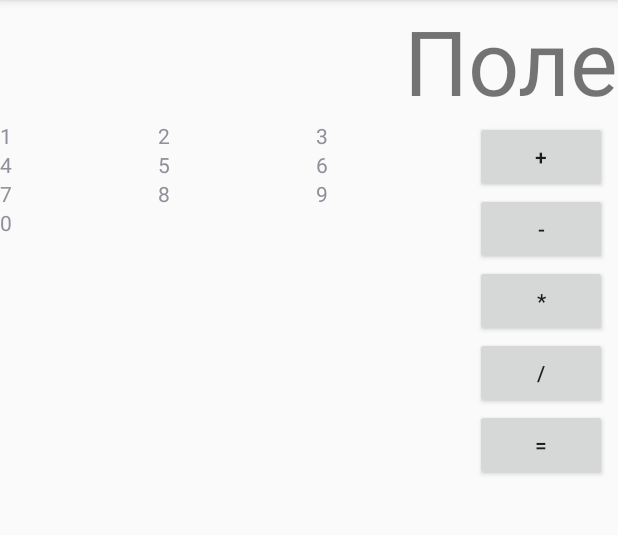
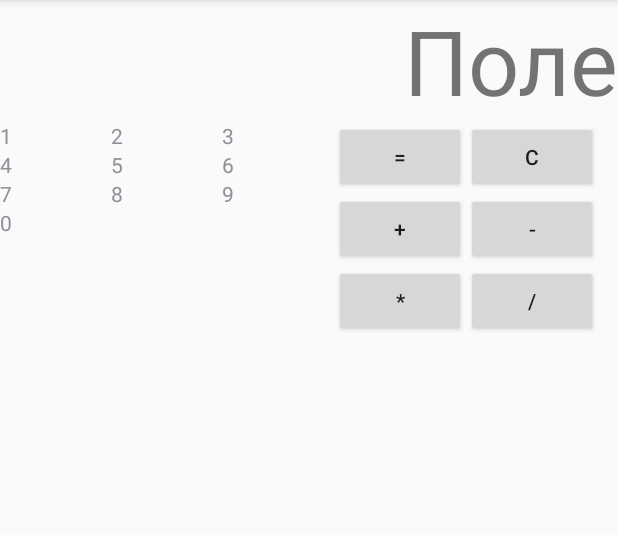
Before and after one commit to Ayroot/calculator, an Android app: the screen it shows after launch (MainActivity), on a phone screen of 412 x 824 dp, the part 84-619 px from its top. Run offline under Robolectric (Android 15) with nearby library versions, the phone set to English and light mode, and no system bars.

Commit message:
1. Кнопки стали кликабельны 2. Были сделаны некоторые инменения

```diff
--- a/Calculator/app/src/main/java/com/ayroot/calculator/DataAdapter.java
+++ b/Calculator/app/src/main/java/com/ayroot/calculator/DataAdapter.java
@@ -16,18 +16,18 @@ public class DataAdapter extends ArrayAdapter<String> {
             "1","2","3","4","5","6","7","8","9","0"
     };
 
-    Context mContext;
+    Context Context;
 
     public DataAdapter(Context context, int textViewResourceId) {
         super(context, textViewResourceId, number);
-        this.mContext = context;
+        this.Context = context;
     }
 
     @Override
     public View getView(int position, View convertView, ViewGroup parent) {
         TextView label = (TextView) convertView;
         if (convertView==null) {
-            convertView = new TextView(mContext);
+            convertView = new TextView(Context);
             label = (TextView) convertView;
         }
         label.setText(number[position]);
--- a/Calculator/app/src/main/java/com/ayroot/calculator/MainActivity.java
+++ b/Calculator/app/src/main/java/com/ayroot/calculator/MainActivity.java
@@ -11,35 +11,65 @@ import android.os.Bundle;
 
 public class MainActivity extends AppCompatActivity implements AdapterView.OnItemSelectedListener {
 
-    private TextView mSelectText;
-    private DataAdapter mAdapter;
+    private TextView calc;
+    private DataAdapter num;
+    private GridLayout operation;
+    int n1, n2, flag;
+    double results;
 
     @Override
     protected void onCreate(Bundle savedInstanceState) {
         super.onCreate(savedInstanceState);
         setContentView(R.layout.activity_main);
 
-        mSelectText = (TextView) findViewById(R.id.info);
+        calc = (TextView) findViewById(R.id.info);
         final GridView g = (GridView) findViewById(R.id.gridView);
-        mAdapter = new DataAdapter(getApplicationContext(),
+        num = new DataAdapter(getApplicationContext(),
                 android.R.layout.simple_list_item_1);
-        g.setAdapter(mAdapter);
+        g.setAdapter(num);
         g.setOnItemSelectedListener(this);
         g.setOnItemClickListener(new OnItemClickListener() {
             @Override
             public void onItemClick(AdapterView<?> parent, View view, int position, long id) {
-                mSelectText.setText(mAdapter.getItem(position));
+                calc.setText(num.getItem(position));
             }
         });
+        operation = (GridLayout) findViewById(R.id.operation);
+        for (int i = 0; i < operation.getChildCount(); i++){
+            View view = operation.getChildAt(i);
+            view.setOnClickListener(clickListener);
+        }
+
     }
+    private void ClickNumber(int numb, Object equals){
+        if(calc.equals(operation)){
+            n1 = n1*10 + numb;
+            calc.setText(Integer.toString(n1));
+        }else{
+            n2 = n2*10 + numb;
+            calc.setText(Integer.toString(n2));
+        }
+    }
+
+
+
+    private View.OnClickListener clickListener= new View.OnClickListener() {
+        @Override
+        public void onClick(View v){
+            calc.setText(v.getTag().toString());
+            switch (v.getId()){
+                case R.id.res:
+            }
+        }
+    };
 
     @Override
     public void onItemSelected(AdapterView<?> parent, View v, int position, long id) {
-        mSelectText.setText(mAdapter.getItem(position));
+        calc.setText(num.getItem(position));
     }
 
     @Override
     public void onNothingSelected(AdapterView<?> parent) {
-        mSelectText.setText("0");
+        calc.setText(Integer.toString(n1));
     }
 }
--- a/Calculator/app/src/main/res/layout/activity_main.xml
+++ b/Calculator/app/src/main/res/layout/activity_main.xml
@@ -7,7 +7,7 @@
     android:orientation="vertical">
     <TextView
         android:id="@+id/info"
-        android:layout_width="fill_parent"
+        android:layout_width="match_parent"
         android:layout_height="wrap_content"
         android:textAlignment="textEnd"
         android:gravity="end"
@@ -30,13 +30,22 @@
             android:id="@+id/operation"
             android:layout_width="0dp"
             android:layout_height="wrap_content"
-            android:layout_weight="0.3"
-            android:columnCount="1">
-            <Button android:text="@string/sum" />
-            <Button android:text="@string/sub" />
-            <Button android:text="@string/mlp" />
-            <Button android:text="@string/div" />
-            <Button android:text="@string/result" />
+            android:layout_weight="0.85"
+            android:columnCount="2">
+            <Button android:text="@string/result"
+                android:tag="="
+                android:id="@+id/res"
+                />
+            <Button android:text="@string/clean"
+                android:tag="C"/>
+            <Button android:text="@string/sum"
+                android:tag="+"/>
+            <Button android:text="@string/sub"
+                android:tag="-"/>
+            <Button android:text="@string/mlp"
+                android:tag="*"/>
+            <Button android:text="@string/div"
+                android:tag="/"/>
         </GridLayout>
     </LinearLayout>
 </RelativeLayout>
--- a/Calculator/app/src/main/res/values/strings.xml
+++ b/Calculator/app/src/main/res/values/strings.xml
@@ -5,4 +5,5 @@
     <string name="sum">+</string>
     <string name="mlp">*</string>
     <string name="result">=</string>
+    <string name="clean">C</string>
 </resources>
```
